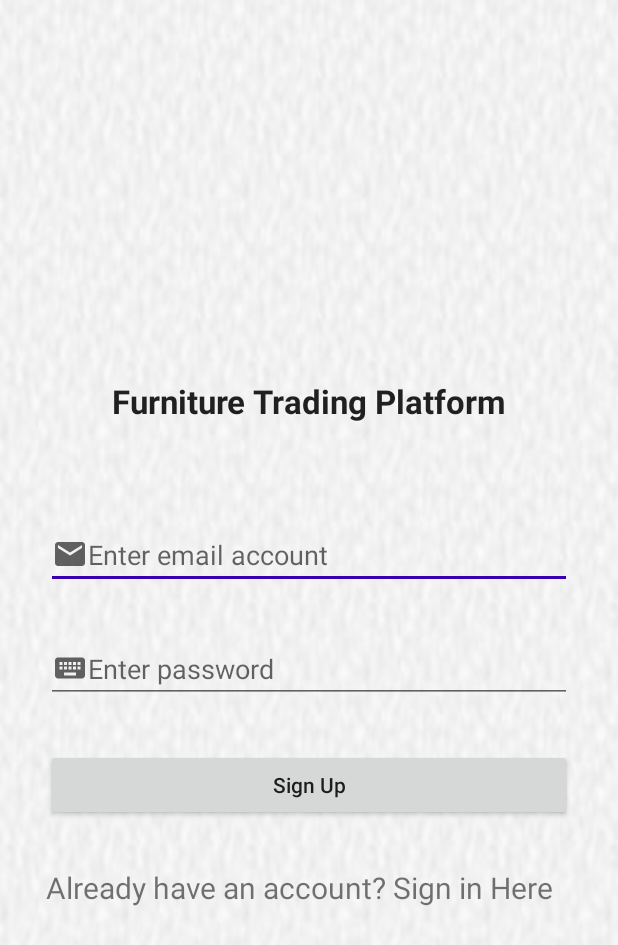
After one commit to helloworld0909/AR-furniture-trading, an Android app: the SignUpActivity screen opened directly, with no data from a screen before it, on a phone screen of 412 x 824 dp. The commit adds this screen. Shown: the top 945 px of the screen. Run offline under Robolectric (Android 15) with nearby library versions, the phone set to English and light mode, and no system bars; our stand-ins replace Firebase (no records; nobody signed in at launch, a user with empty details on screens opened directly).

Commit message:
Login&SignUp(FireBase Authentication)

```diff
--- a/app/build.gradle
+++ b/app/build.gradle
@@ -46,6 +46,7 @@ dependencies {
     implementation 'com.google.firebase:firebase-auth:19.1.0'
     implementation 'com.google.firebase:firebase-firestore:21.3.0'
     implementation 'com.google.firebase:firebase-storage:19.1.0'
+    implementation 'androidx.constraintlayout:constraintlayout:1.1.3'
 }
 
 apply plugin: 'com.google.ar.sceneform.plugin'
--- /dev/null
+++ b/app/src/main/java/edu/uci/cs297p/arfurniture/SignUpActivity.java
@@ -0,0 +1,96 @@
+package edu.uci.cs297p.arfurniture;
+
+import androidx.annotation.NonNull;
+import androidx.appcompat.app.AppCompatActivity;
+
+import android.content.Intent;
+import android.os.Bundle;
+import android.view.Gravity;
+import android.view.View;
+import android.widget.Button;
+import android.widget.EditText;
+import android.widget.TextView;
+import android.widget.Toast;
+
+import com.google.android.gms.tasks.OnCompleteListener;
+import com.google.android.gms.tasks.Task;
+import com.google.firebase.auth.AuthResult;
+import com.google.firebase.auth.FirebaseAuth;
+
+public class SignUpActivity extends AppCompatActivity implements View.OnClickListener{
+
+    private Button signUpButton;
+    private EditText inputEmail;
+    private EditText inputPassword;
+    private TextView signInLink;
+    // authentication object of firebase
+    private FirebaseAuth fbAuth;
+
+    @Override
+    protected void onCreate(Bundle savedInstanceState) {
+        super.onCreate(savedInstanceState);
+        setContentView(R.layout.activity_sign_up);
+        checkAuth();
+
+        signUpButton = (Button) findViewById(R.id.SignUp);
+        inputEmail = (EditText) findViewById(R.id.SignUpEmail);
+        inputPassword =(EditText) findViewById(R.id.SignUpPassword);
+        signInLink = (TextView) findViewById(R.id.SignInLink);
+        signUpButton.setOnClickListener(this);
+        signInLink.setOnClickListener(this);
+    }
+
+    private void checkAuth() {
+        fbAuth = FirebaseAuth.getInstance();
+        if (fbAuth.getCurrentUser() != null)  {
+            fbAuth.getInstance().signOut();
+        }
+    }
+    private void signUp() {
+        String email = inputEmail.getText().toString();
+        String password = inputPassword.getText().toString();
+        if (email.isEmpty()) {
+            Toast tst = Toast.makeText(this, "Empty email account!", Toast.LENGTH_SHORT);
+            tst.setGravity(Gravity.CENTER,0,0);
+            tst.show();
+        }
+        else if (password.isEmpty()) {
+            Toast tst = Toast.makeText(this, "Empty password!", Toast.LENGTH_SHORT);
+            tst.setGravity(Gravity.CENTER, 0, 0);
+            tst.show();
+        }
+        else {
+            fbAuth.createUserWithEmailAndPassword(email,password).addOnCompleteListener(this, new OnCompleteListener<AuthResult>() {
+                @Override
+                public void onComplete(@NonNull Task<AuthResult> task) {
+                    if (task.isSuccessful()) {
+                        Toast tst = Toast.makeText(SignUpActivity.this,"SignUp successfully!",Toast.LENGTH_SHORT);
+                        tst.setGravity(Gravity.CENTER,0,0);
+                        tst.show();
+                        startActivity(new Intent(SignUpActivity.this, HomeActivity.class));
+                    }
+                    else {
+                        Toast tst = Toast.makeText(SignUpActivity.this,"SignUp failed!",Toast.LENGTH_SHORT);
+                        tst.setGravity(Gravity.CENTER,0,0);
+                        tst.show();
+                    }
+                }
+            });
+        }
+    }
+
+    private void goSignInPage() {
+        finish();
+        startActivity(new Intent(this, LoginInActivity.class));
+    }
+
+    @Override
+    public void onClick(View view) {
+        if(view == signUpButton ) {
+            signUp();
+        }
+        else if (view == signInLink ) {
+            goSignInPage();
+        }
+    }
+}
--- /dev/null
+++ b/app/src/main/res/drawable/ic_email_black_24dp.xml
@@ -0,0 +1,5 @@
+<vector android:alpha="0.6" android:autoMirrored="true"
+    android:height="24dp" android:viewportHeight="24.0"
+    android:viewportWidth="24.0" android:width="24dp" xmlns:android="http://schemas.android.com/apk/res/android">
+    <path android:fillColor="#FF000000" android:pathData="M20,4L4,4c-1.1,0 -1.99,0.9 -1.99,2L2,18c0,1.1 0.9,2 2,2h16c1.1,0 2,-0.9 2,-2L22,6c0,-1.1 -0.9,-2 -2,-2zM20,8l-8,5 -8,-5L4,6l8,5 8,-5v2z"/>
+</vector>
--- /dev/null
+++ b/app/src/main/res/drawable/ic_keyboard_black_24dp.xml
@@ -0,0 +1,5 @@
+<vector android:alpha="0.6" android:autoMirrored="true"
+    android:height="24dp" android:viewportHeight="24.0"
+    android:viewportWidth="24.0" android:width="24dp" xmlns:android="http://schemas.android.com/apk/res/android">
+    <path android:fillColor="#FF000000" android:pathData="M20,5L4,5c-1.1,0 -1.99,0.9 -1.99,2L2,17c0,1.1 0.9,2 2,2h16c1.1,0 2,-0.9 2,-2L22,7c0,-1.1 -0.9,-2 -2,-2zM11,8h2v2h-2L11,8zM11,11h2v2h-2v-2zM8,8h2v2L8,10L8,8zM8,11h2v2L8,13v-2zM7,13L5,13v-2h2v2zM7,10L5,10L5,8h2v2zM16,17L8,17v-2h8v2zM16,13h-2v-2h2v2zM16,10h-2L14,8h2v2zM19,13h-2v-2h2v2zM19,10h-2L17,8h2v2z"/>
+</vector>
--- /dev/null
+++ b/app/src/main/res/layout/activity_sign_up.xml
@@ -0,0 +1,70 @@
+<?xml version="1.0" encoding="utf-8"?>
+
+<RelativeLayout xmlns:android="http://schemas.android.com/apk/res/android"
+    android:layout_width="match_parent"
+    android:layout_height="match_parent"
+    android:paddingBottom="15dp"
+    android:paddingLeft="15dp"
+    android:paddingRight="15dp"
+    android:paddingTop="15dp"
+    android:background="@drawable/background"
+    >
+
+    <LinearLayout
+        android:layout_width="match_parent"
+        android:layout_height="wrap_content"
+        android:orientation = "vertical"
+        android:layout_centerVertical="true"
+        >
+
+        <TextView
+            android:layout_width="wrap_content"
+            android:layout_height="match_parent"
+            android:layout_margin="50dp"
+            android:layout_gravity="center_horizontal"
+            android:text="Furniture Trading Platform"
+            android:textAppearance="?android:attr/textAppearanceLarge"
+            android:textStyle="bold">
+
+
+        </TextView>
+
+        <EditText
+            android:id="@+id/SignUpEmail"
+            android:layout_width="match_parent"
+            android:layout_height="wrap_content"
+            android:layout_margin="15dp"
+            android:ems="10"
+            android:hint="@string/Email"
+            android:inputType="textEmailAddress"
+            android:drawableStart="@drawable/ic_email_black_24dp"/>
+
+        <EditText
+            android:id="@+id/SignUpPassword"
+            android:layout_width="match_parent"
+            android:layout_height="wrap_content"
+            android:layout_margin="15dp"
+            android:ems="10"
+            android:hint="@string/Password"
+            android:inputType="textPassword"
+            android:drawableStart="@drawable/ic_keyboard_black_24dp"/>
+
+        <Button
+            android:id="@+id/SignUp"
+            android:layout_width="match_parent"
+            android:layout_height="wrap_content"
+            android:layout_margin="15dp"
+            android:layout_gravity="right"
+            android:text="@string/SignUp"
+            />
+
+        <TextView
+            android:id="@+id/SignInLink"
+            android:layout_width="match_parent"
+            android:layout_height="wrap_content"
+            android:layout_margin="15dp"
+            android:text="@string/SignInLink"
+            android:textSize="20dp" />
+
+    </LinearLayout>
+</RelativeLayout>
--- a/app/src/main/res/values/strings.xml
+++ b/app/src/main/res/values/strings.xml
@@ -32,4 +32,11 @@
     <string name="model_image_content_description">Model Thumbnail</string>
     <string name="model_preview_button_text">Check this model</string>
 
+    <string name="SignIn">Sign In</string>
+    <string name="SignUp">Sign Up</string>
+    <string name="Email">"Enter email account"</string>
+    <string name="Password">"Enter password"</string>
+    <string name="SignUpLink">"New User? Register Here"</string>
+    <string name="SignInLink">"Already have an account? Sign in Here"</string>
+
 </resources>
--- a/app/src/main/res/values/styles.xml
+++ b/app/src/main/res/values/styles.xml
@@ -21,5 +21,6 @@
     <item name="colorAccent">@color/design_default_color_primary_dark</item>
     <item name="windowActionBar">false</item>
     <item name="windowNoTitle">true</item>
+    <item name="android:textAllCaps">false</item>
   </style>
 </resources>
```
Also changed, not shown: app/src/main/AndroidManifest.xml (+4 -8 lines), app/src/main/java/edu/uci/cs297p/arfurniture/HomeActivity.java (added, +19 -0 lines), app/src/main/java/edu/uci/cs297p/arfurniture/LoginInActivity.java (added, +107 -0 lines), app/src/main/java/edu/uci/cs297p/arfurniture/MainActivity.java (+6 -5 lines), app/src/main/res/drawable/ic_launcher_background.xml (added, +74 -0 lines), app/src/main/res/layout/activity_home.xml (added, +14 -0 lines), app/src/main/res/layout/activity_login_in.xml (added, +73 -0 lines), app/src/main/res/layout/activity_main.xml (+5 -10 lines), app/src/main/ic_launcher-web.png (added), app/src/main/res/drawable-hdpi/background.jpg (added), 1 other file.
